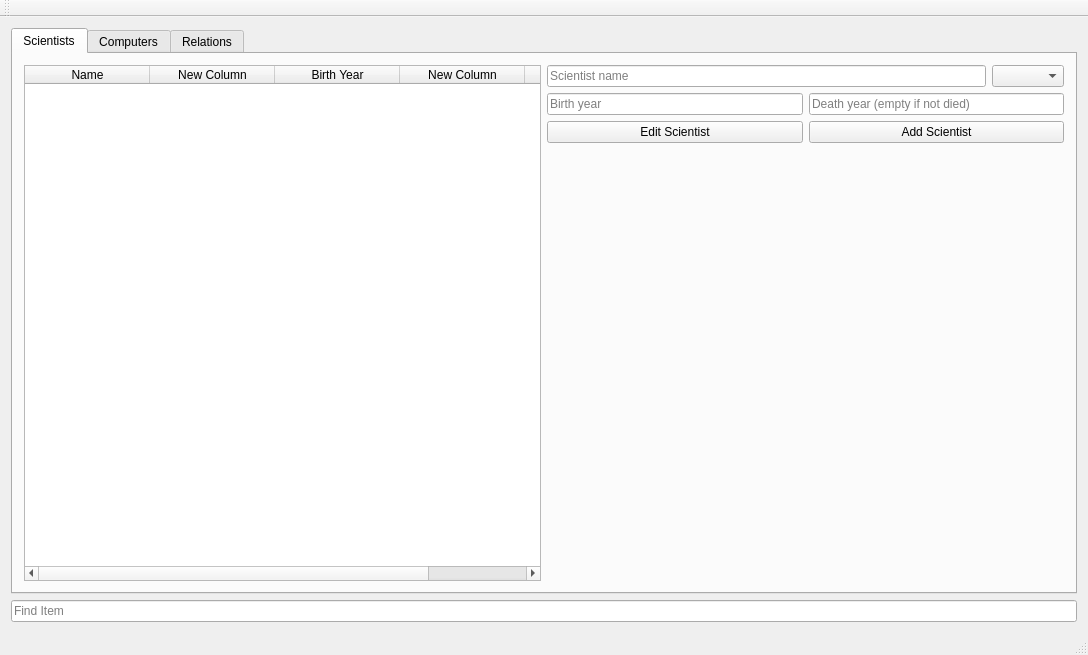
The window that mainwindow.ui (bennisverrir/Golfing-Union-of-Ireland) describes before a commit, drawn with Qt 5.
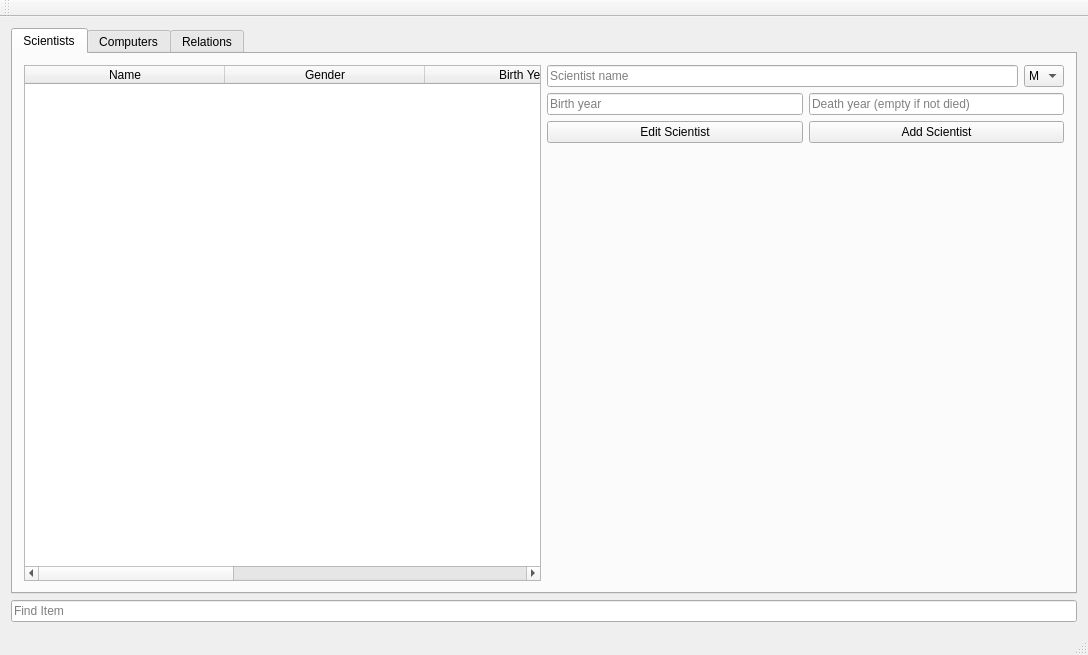
The same window after the commit. The open tabs and pages were chosen to show the change.

Commit message: sma breytingar

Patch:
```diff
--- a/mainwindow.ui
+++ b/mainwindow.ui
@@ -52,7 +52,7 @@
                  <bool>false</bool>
                 </attribute>
                 <attribute name="horizontalHeaderDefaultSectionSize">
-                 <number>125</number>
+                 <number>200</number>
                 </attribute>
                 <attribute name="horizontalHeaderStretchLastSection">
                  <bool>true</bool>
@@ -64,7 +64,7 @@
                 </column>
                 <column>
                  <property name="text">
-                  <string>New Column</string>
+                  <string>Gender</string>
                  </property>
                 </column>
                 <column>
@@ -74,7 +74,7 @@
                 </column>
                 <column>
                  <property name="text">
-                  <string>New Column</string>
+                  <string>Death Year</string>
                  </property>
                 </column>
                 <column>
@@ -106,7 +106,18 @@
                        </widget>
                       </item>
                       <item>
-                       <widget class="QComboBox" name="ScientistGender"/>
+                       <widget class="QComboBox" name="ScientistGender">
+                        <item>
+                         <property name="text">
+                          <string>M</string>
+                         </property>
+                        </item>
+                        <item>
+                         <property name="text">
+                          <string>F</string>
+                         </property>
+                        </item>
+                       </widget>
                       </item>
                      </layout>
                     </item>
```
Left out of the diff: 4 changed lines with no effect on the pictures.
